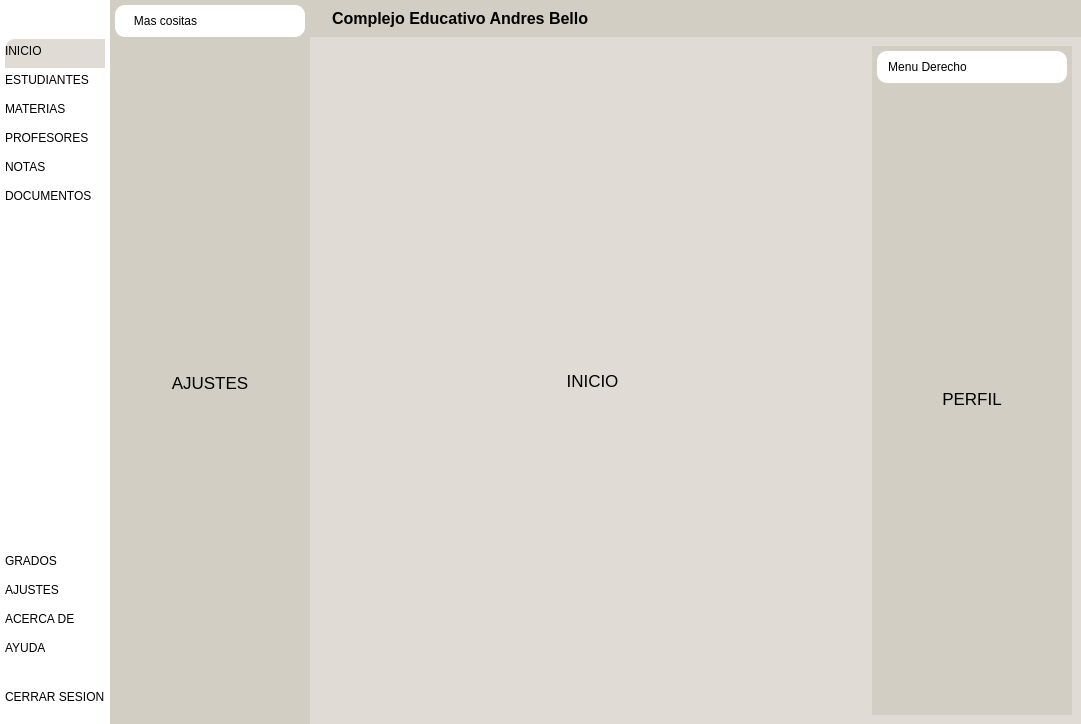
The window that interfaz.ui (YoelSims/AplicacionV2-AndresBello) describes before a commit, drawn with Qt 5.
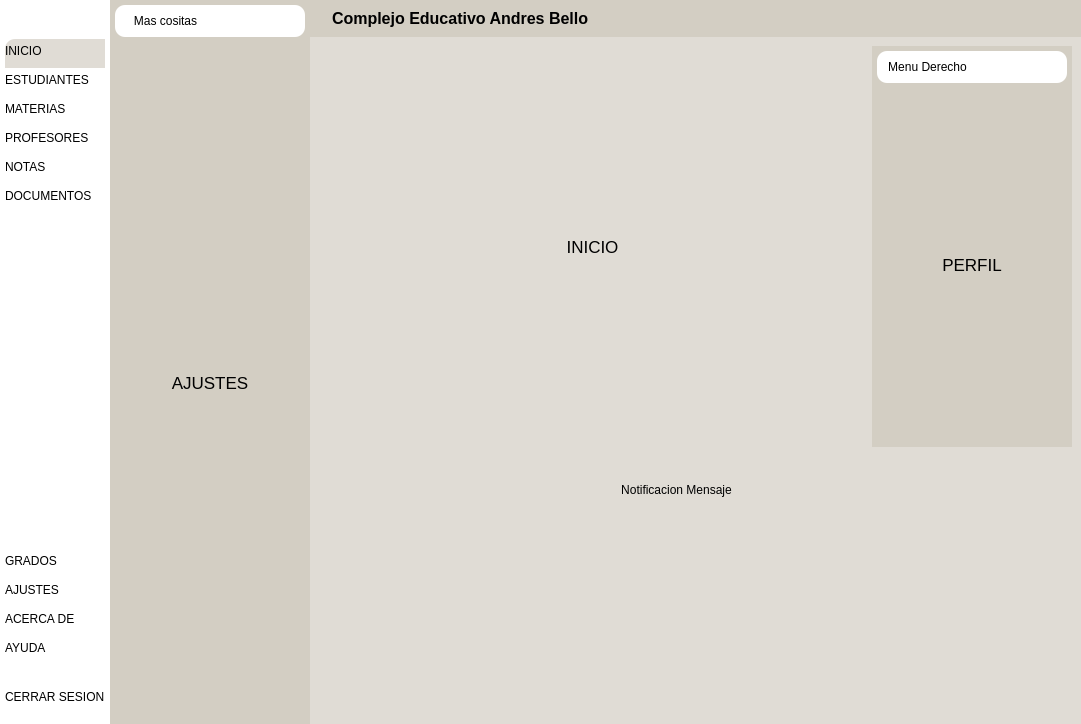
The same window after the commit. Icons and pictures are not drawn.

Commit message: -m Notificacion

Patch:
```diff
--- a/interfaz.ui
+++ b/interfaz.ui
@@ -656,7 +656,7 @@
         <number>0</number>
        </property>
        <property name="bottomMargin">
-        <number>0</number>
+        <number>200</number>
        </property>
        <item alignment="Qt::AlignTop">
         <widget class="QWidget" name="cabeceraContenedor" native="true">
@@ -1134,6 +1134,66 @@
          </layout>
         </widget>
        </item>
+       <item>
+        <widget class="QWidget" name="emergenteNotificacionContenedor" native="true">
+         <layout class="QVBoxLayout" name="verticalLayout_24">
+          <item>
+           <widget class="QWidget" name="emergenteNotificacionSubContenedor" native="true">
+            <layout class="QVBoxLayout" name="verticalLayout_25">
+             <item>
+              <widget class="QFrame" name="frame_10">
+               <property name="frameShape">
+                <enum>QFrame::StyledPanel</enum>
+               </property>
+               <property name="frameShadow">
+                <enum>QFrame::Raised</enum>
+               </property>
+               <layout class="QHBoxLayout" name="horizontalLayout_9">
+                <item>
+                 <widget class="QLabel" name="label_16">
+                  <property name="sizePolicy">
+                   <sizepolicy hsizetype="Expanding" vsizetype="Preferred">
+                    <horstretch>0</horstretch>
+                    <verstretch>0</verstretch>
+                   </sizepolicy>
+                  </property>
+                  <property name="text">
+                   <string>Notificacion Mensaje</string>
+                  </property>
+                  <property name="alignment">
+                   <set>Qt::AlignCenter</set>
+                  </property>
+                 </widget>
+                </item>
+                <item alignment="Qt::AlignRight">
+                 <widget class="QPushButton" name="pushButton_9">
+                  <property name="toolTip">
+                   <string>Cerrar Notificacion</string>
+                  </property>
+                  <property name="text">
+                   <string/>
+                  </property>
+                  <property name="icon">
+                   <iconset resource="Iconos/iconosNegros.qrc">
+                    <normaloff>:/blackIcons/Black/x-circle.svg</normaloff>:/blackIcons/Black/x-circle.svg</iconset>
+                  </property>
+                  <property name="iconSize">
+                   <size>
+                    <width>24</width>
+                    <height>24</height>
+                   </size>
+                  </property>
+                 </widget>
+                </item>
+               </layout>
+              </widget>
+             </item>
+            </layout>
+           </widget>
+          </item>
+         </layout>
+        </widget>
+       </item>
       </layout>
      </widget>
     </item>
```
